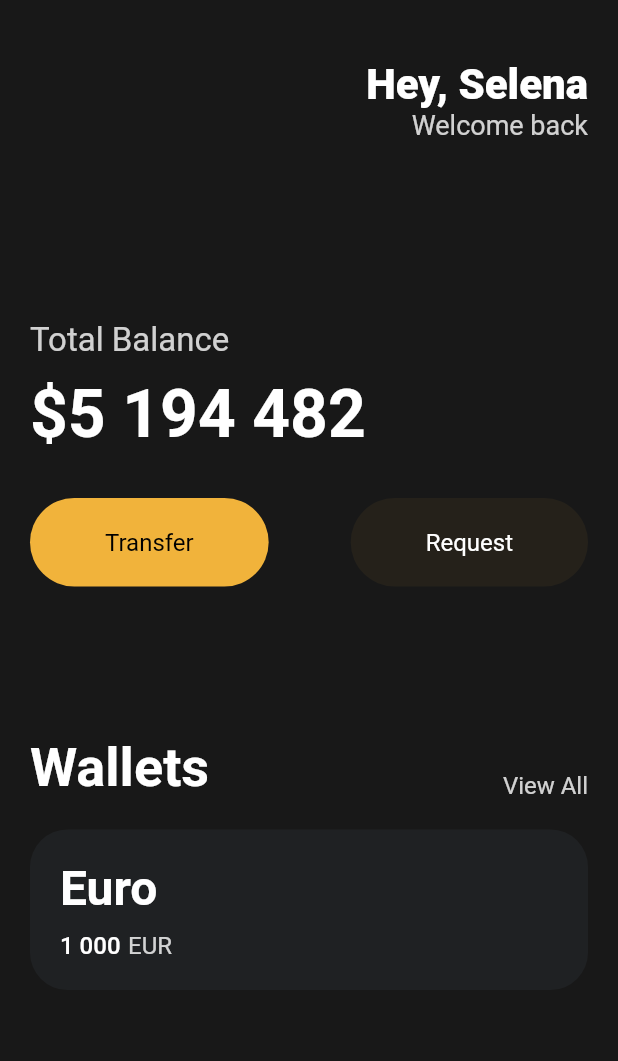
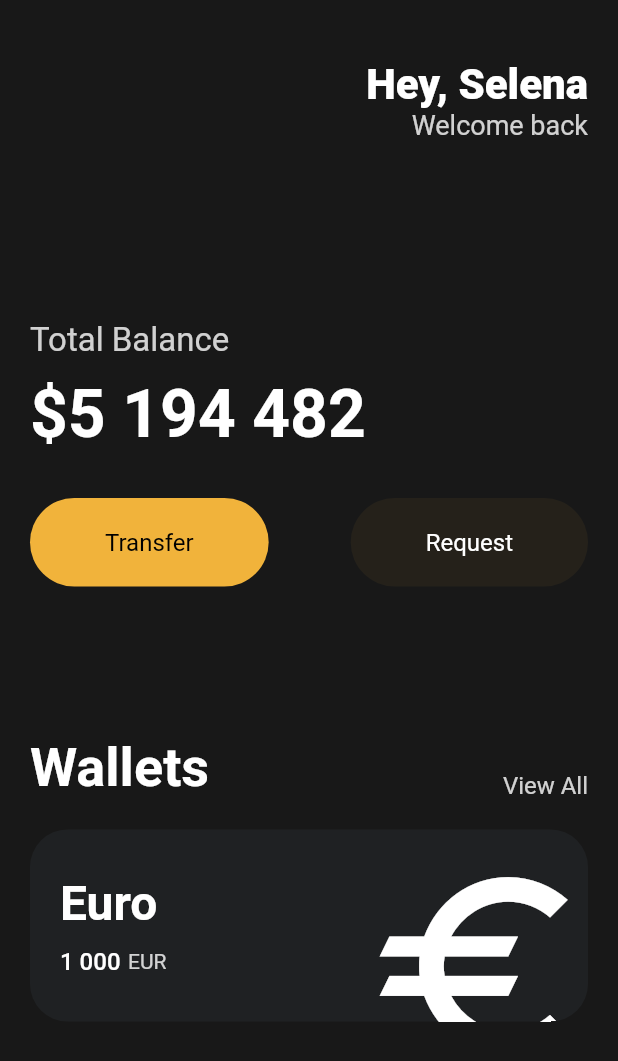
Before and after one commit to jonsoku-dev/flutter-webtoon, a Flutter app: the screen it shows after launch, on a phone screen of 412 x 824 dp. Shown: the top 1061 px of the screen. Run offline on Flutter 3.47's test engine with Material 2 defaults, Android fonts, the phone set to English and light mode, and no system bars.

Commit message:
feat: Icons and Transforms

```diff
--- a/lib/main.dart
+++ b/lib/main.dart
@@ -111,6 +111,7 @@ class App extends StatelessWidget {
                   height: 20,
                 ),
                 Container(
+                  clipBehavior: Clip.hardEdge,
                   decoration: BoxDecoration(
                     color: const Color(0xFF1F2123),
                     borderRadius: BorderRadius.circular(25),
@@ -121,6 +122,7 @@ class App extends StatelessWidget {
                       horizontal: 20,
                     ),
                     child: Row(
+                      mainAxisAlignment: MainAxisAlignment.spaceBetween,
                       children: [
                         Column(
                           crossAxisAlignment: CrossAxisAlignment.start,
@@ -153,13 +155,24 @@ class App extends StatelessWidget {
                                   'EUR',
                                   style: TextStyle(
                                     color: Colors.white.withOpacity(0.8),
-                                    fontSize: 16,
+                                    fontSize: 14,
                                   ),
                                 ),
                               ],
                             )
                           ],
                         ),
+                        Transform.scale(
+                          scale: 1.8,
+                          child: Transform.translate(
+                            offset: const Offset(-5, 15),
+                            child: const Icon(
+                              Icons.euro,
+                              color: Colors.white,
+                              size: 88,
+                            ),
+                          ),
+                        )
                       ],
                     ),
                   ),
```
